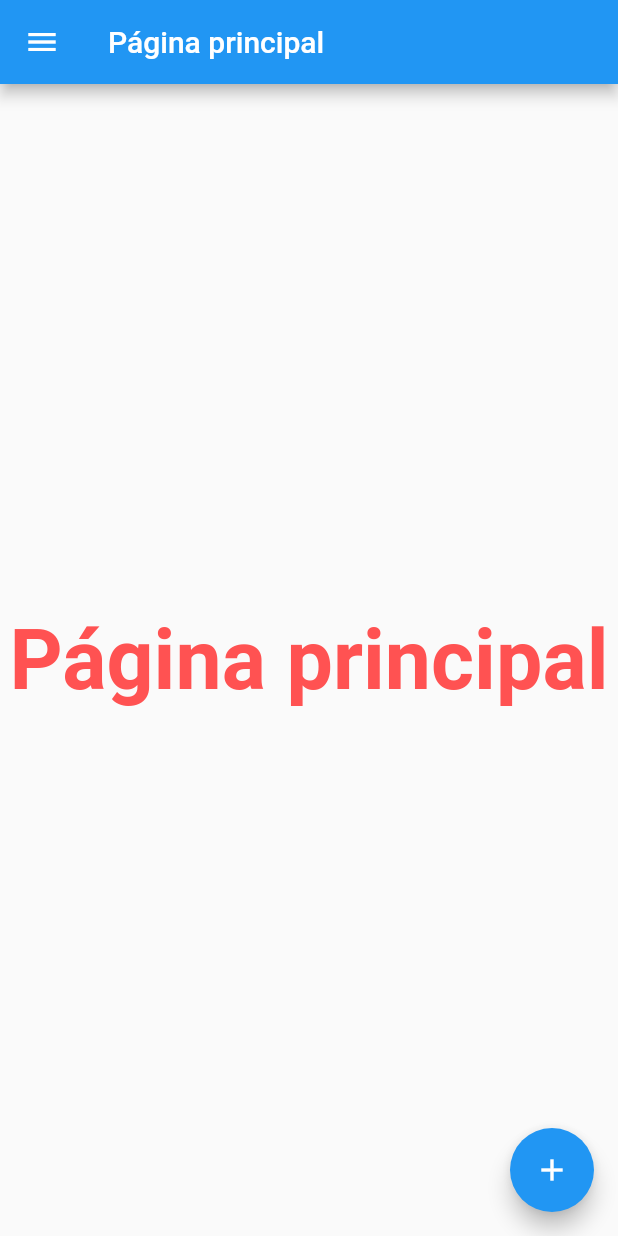
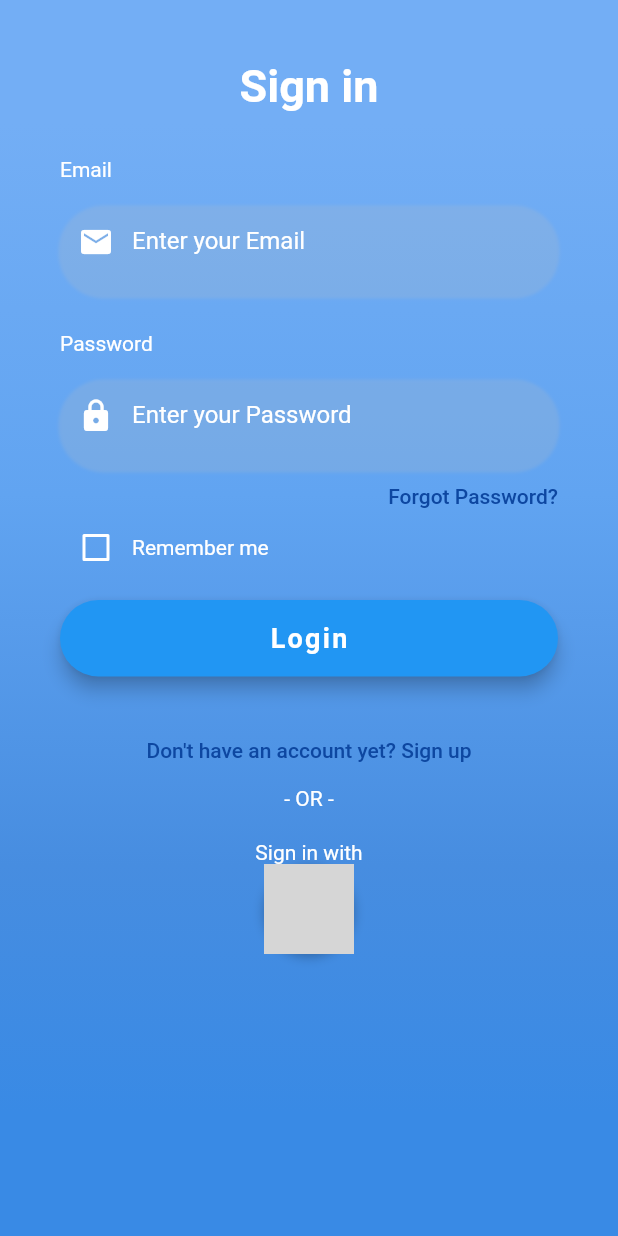
Before and after one commit to Cmalaguita/ProyectoIntegradoFlutter, a Flutter app: the screen it shows after launch, on a phone screen of 412 x 824 dp. Run offline on Flutter 3.47's test engine with Material 2 defaults, Android fonts, the phone set to English and light mode, and no system bars; our stand-ins replace google_fonts; Roboto replaces fonts that are missing (Leelawadee, Opensans); grey boxes are pictures that could not be loaded.

Commit message:
añadidas pantallas de login y registro

```diff
--- a/ejerciciocomponentes/lib/main.dart
+++ b/ejerciciocomponentes/lib/main.dart
@@ -1,10 +1,12 @@
+import 'package:ejerciciocomponentes/src/pages/login_page.dart';
+import 'package:ejerciciocomponentes/src/pages/signup_page.dart';
 import 'package:flutter/material.dart';
 
 import 'src/pages/alert_page.dart';
 import 'src/pages/avatar_page.dart';
 import 'src/pages/card_page.dart';
 import 'src/pages/home_page.dart';
-
+import 'src/pages/login_page.dart';
 void main() {
   runApp(const MyApp());
 }
@@ -16,12 +18,12 @@ class MyApp extends StatelessWidget {
   @override
    Widget build(BuildContext context) {
     return MaterialApp( debugShowCheckedModeBanner: false,
-      title: 'Flutter Demo',
+      title: 'Sockets Students',
       theme: ThemeData(
         primarySwatch: Colors.blue,
       ),
       //home: MyHomePage(),
-      initialRoute: '/',
+      initialRoute: 'login',
       routes: _crearRutas(context),
       onGenerateRoute: (settings) {
         return MaterialPageRoute(builder: (context) => MyHomePage());
@@ -32,7 +34,8 @@ class MyApp extends StatelessWidget {
 
 Map<String, WidgetBuilder> _crearRutas(context) {
     return <String, WidgetBuilder>{
-
+      'signup':(context)=>SignUpPage(),
+      'login':(context)=>LoginPage(),
       '/': (context) => MyHomePage(),
       AlertPage.pageName: (context) => AlertPage(),
       'card': (context) => CardPage(),
--- a/ejerciciocomponentes/lib/src/pages/home_page.dart
+++ b/ejerciciocomponentes/lib/src/pages/home_page.dart
@@ -15,14 +15,14 @@ class MyHomePage extends StatelessWidget {
     return Scaffold(
 
       appBar: AppBar(
-        title: const Text('Página principal'),
+        title: const Text('Login'),
       ),
       body:Center(
 child: Column(
 
 mainAxisAlignment: MainAxisAlignment.center,
 children: <Widget>[
-Text('Página principal',style: TextStyle(color: Colors.redAccent,fontFamily: 'Leelawadee',fontWeight:FontWeight.bold,fontSize:55),)
+Text('Login',style: TextStyle(color: Colors.redAccent,fontFamily: 'Leelawadee',fontWeight:FontWeight.bold,fontSize:55),)
 
 
 
@@ -36,7 +36,6 @@ Text('Página principal',style: TextStyle(color: Colors.redAccent,fontFamily: 'L
         onPressed: null,
         child: Icon(Icons.add),
       ),
-
     );
   }
 
--- /dev/null
+++ b/ejerciciocomponentes/lib/src/pages/login_page.dart
@@ -0,0 +1,295 @@
+import 'package:ejerciciocomponentes/navigation_drawer/navigation_drawer.dart';
+import 'package:ejerciciocomponentes/src/pages/card_page.dart';
+import 'package:ejerciciocomponentes/src/pages/signup_page.dart';
+import 'package:ejerciciocomponentes/src/utils/icon_utils.dart';
+import 'package:flutter/material.dart';
+import 'package:flutter/services.dart';
+
+import '../../main.dart';
+import '../menu_provider.dart';
+import 'alert_page.dart';
+
+class LoginPage extends StatefulWidget {
+  @override
+  _LoginPageState createState() => _LoginPageState();
+}
+
+class _LoginPageState extends State<LoginPage> {
+  bool _rememberMe = false;
+  Widget _buildPassword() {
+    return Column(
+      crossAxisAlignment: CrossAxisAlignment.start,
+      children: <Widget>[
+        Text(
+          'Password',
+          style: TextStyle(fontFamily: 'Opensans', color: Colors.white),
+        ),
+        SizedBox(
+          height: 10.0,
+        ),
+        Container(
+          alignment: Alignment.centerLeft,
+          decoration: BoxDecoration(
+              borderRadius: BorderRadius.circular(30.0),
+              boxShadow: [
+                BoxShadow(
+                  color: Colors.grey.shade400.withOpacity(0.2),
+                  spreadRadius: 1,
+                  blurRadius: 1,
+                  offset: Offset(0, 7),
+                )
+              ]),
+          height: 60.0,
+          child: const TextField(
+            obscureText: true,
+            keyboardType: TextInputType.emailAddress,
+            style: TextStyle(color: Colors.white, fontFamily: 'Opensans'),
+            decoration: InputDecoration(
+              border: InputBorder.none,
+              contentPadding: EdgeInsets.only(top: 14.0),
+              prefixIcon: Icon(
+                Icons.lock,
+                color: Colors.white,
+              ),
+              hintText: 'Enter your Password',
+              hintStyle: TextStyle(color: Colors.white, fontFamily: 'Opensans'),
+            ),
+          ),
+        ),
+      ],
+    );
+  }
+
+  Widget _buildEmail() {
+    return Column(
+      crossAxisAlignment: CrossAxisAlignment.start,
+      children: <Widget>[
+        const Text('Email',
+            style: TextStyle(fontFamily: 'Opensans', color: Colors.white)),
+        const SizedBox(
+          height: 10.0,
+        ),
+        Container(
+          alignment: Alignment.centerLeft,
+          decoration: BoxDecoration(
+              borderRadius: BorderRadius.circular(30.0),
+              boxShadow: [
+                BoxShadow(
+                  color: Colors.grey.shade400.withOpacity(0.2),
+                  spreadRadius: 1,
+                  blurRadius: 1,
+                  offset: Offset(0, 7),
+                )
+              ]),
+          height: 60.0,
+          child: const TextField(
+            keyboardType: TextInputType.emailAddress,
+            style: TextStyle(color: Colors.white, fontFamily: 'Opensans'),
+            decoration: InputDecoration(
+              border: InputBorder.none,
+              contentPadding: EdgeInsets.only(top: 14.0),
+              prefixIcon: Icon(
+                Icons.email,
+                color: Colors.white,
+              ),
+              hintText: 'Enter your Email',
+              hintStyle: TextStyle(color: Colors.white, fontFamily: 'Opensans'),
+            ),
+          ),
+        ),
+      ],
+    );
+  }
+
+  Widget _buildforgotPasswordBtn() {
+    return Container(
+      alignment: Alignment.centerRight,
+      child: TextButton(
+        onPressed: () => print('Forgot Password Button Pressed'),
+        style: TextButton.styleFrom(padding: EdgeInsets.only(right: 0.0)),
+        child: Text(
+          'Forgot Password?',
+          style: TextStyle(color: Colors.blue.shade900),
+        ),
+      ),
+    );
+  }
+
+  Widget _buildSignUp() {
+    return Container(
+      alignment: Alignment.center,
+      child: TextButton(
+        onPressed: () => Navigator.pushNamed(context, 'signup'),
+        style: TextButton.styleFrom(padding: EdgeInsets.only(right: 0.0)),
+        child: Text(
+          "Don't have an account yet? Sign up",
+          style: TextStyle(color: Colors.blue.shade900),
+        ),
+      ),
+    );
+  }
+
+  Widget _buildRememberMeChckBox() {
+    return Container(
+      height: 20.0,
+      child: Row(
+        children: <Widget>[
+          Theme(
+              data: ThemeData(unselectedWidgetColor: Colors.white),
+              child: Checkbox(
+                value: _rememberMe,
+                checkColor: Colors.green,
+                activeColor: Colors.white,
+                onChanged: (value) {
+                  setState(() {
+                    _rememberMe = value!;
+                  });
+                },
+              )),
+          const Text(
+            'Remember me',
+            style: TextStyle(color: Colors.white),
+          ),
+        ],
+      ),
+    );
+  }
+
+  Widget _buildLoginBtn() {
+    final ButtonStyle _eBtnStyle = ElevatedButton.styleFrom(
+      padding: const EdgeInsets.all(15.0),
+      shape: RoundedRectangleBorder(borderRadius: BorderRadius.circular(30.0)),
+      elevation: 5.0,
+      textStyle: const TextStyle(fontSize: 20, color: Colors.white),
+    );
+    return Container(
+      padding: const EdgeInsets.symmetric(vertical: 25.0),
+      width: double.infinity,
+      child: ElevatedButton(
+        child: const Text(
+          'Login',
+          style: TextStyle(
+              color: Colors.white,
+              letterSpacing: 1.5,
+              fontSize: 18,
+              fontWeight: FontWeight.bold,
+              fontFamily: 'Opensans'),
+        ),
+        style: _eBtnStyle,
+        onPressed: () => print('Login Button Pressed'),
+      ),
+    );
+  }
+
+  Widget _buildSignInWithText() {
+    return Column(
+      children: const <Widget>[
+        Text(
+          '- OR -',
+          style: TextStyle(
+            color: Colors.white,
+            fontWeight: FontWeight.w400,
+          ),
+        ),
+        SizedBox(
+          height: 20.0,
+        ),
+        Text(
+          'Sign in with',
+          style: TextStyle(color: Colors.white),
+        ),
+      ],
+    );
+  }
+
+  @override
+  Widget build(BuildContext context) {
+    return Scaffold(
+        body: AnnotatedRegion<SystemUiOverlayStyle>(
+      value: SystemUiOverlayStyle.light,
+      child: GestureDetector(
+        onTap: () => FocusScope.of(context).unfocus(),
+        child: Stack(
+          children: <Widget>[
+            Container(
+                height: double.infinity,
+                width: double.infinity,
+                decoration: const BoxDecoration(
+                    gradient: LinearGradient(
+                  begin: Alignment.topCenter,
+                  end: Alignment.bottomCenter,
+                  colors: [
+                    // Color(0xFF1B262C),
+                    // Color(0xFF0F4C75),
+                    // Color(0xFF00B7C2),
+                    // Color(0xFFF79B4B7),
+
+                    Color(0xFF73AEF5),
+                    Color(0xFF61A4F1),
+                    Color(0xFF478DE0),
+                    Color(0xFF398AE5),
+                  ],
+                  stops: [0.1, 0.4, 0.7, 0.9],
+                ))),
+            Container(
+              height: double.infinity,
+              child: SingleChildScrollView(
+                physics: const AlwaysScrollableScrollPhysics(),
+                padding: const EdgeInsets.symmetric(
+                  horizontal: 40.0,
+                  vertical: 40.0,
+                ),
+                child: Column(
+                  crossAxisAlignment: CrossAxisAlignment.center,
+                  mainAxisAlignment: MainAxisAlignment.start,
+                  children: <Widget>[
+                    const Text(
+                      'Sign in',
+                      style: TextStyle(
+                        color: Colors.white,
+                        fontFamily: 'Opensans',
+                        fontSize: 30.0,
+                        fontWeight: FontWeight.bold,
+                      ),
+                    ),
+                    const SizedBox(
+                      height: 30.0,
+                    ),
+                    _buildEmail(),
+                    const SizedBox(height: 30.0),
+                    _buildPassword(),
+                    _buildforgotPasswordBtn(),
+                    _buildRememberMeChckBox(),
+                    _buildLoginBtn(),
+                    _buildSignUp(),
+                    _buildSignInWithText(),
+                    GestureDetector(
+                      onTap: () => print('Login with Google'),
+                      child: Container(
+                        height: 60.0,
+                        width: 60.0,
+                        decoration: const BoxDecoration(
+                          shape: BoxShape.circle,
+                          color: Colors.white,
+                          boxShadow: [
+                            BoxShadow(
+                              color: Colors.black26,
+                              offset: Offset(0, 2),
+                              blurRadius: 6.0,
+                            ),
+                          ],
+                          image: DecorationImage(
+                              image: AssetImage('web/icons/google.png')),
+                        ),
+                      ),
+                    ),
+                  ],
+                ),
+              ),
+            )
+          ],
+        ),
+      ),
+    ));
+  }
+}
--- a/ejerciciocomponentes/pubspec.yaml
+++ b/ejerciciocomponentes/pubspec.yaml
@@ -34,6 +34,7 @@ dependencies:
   # The following adds the Cupertino Icons font to your application.
   # Use with the CupertinoIcons class for iOS style icons.
   cupertino_icons: ^1.0.2
+  google_fonts: ^2.1.0
 
 dev_dependencies:
   flutter_test:
@@ -59,7 +60,9 @@ flutter:
 
   # To add assets to your application, add an assets section, like this:
   assets:
+
   - data/menu.json
+  - web/icons/
   #   - images/a_dot_burr.jpeg
   #   - images/a_dot_ham.jpeg
 
```
Also changed, not shown: ejerciciocomponentes/lib/src/pages/signup_page.dart (added, +267 -0 lines), ejerciciocomponentes/pubspec.lock, 4 other files.
